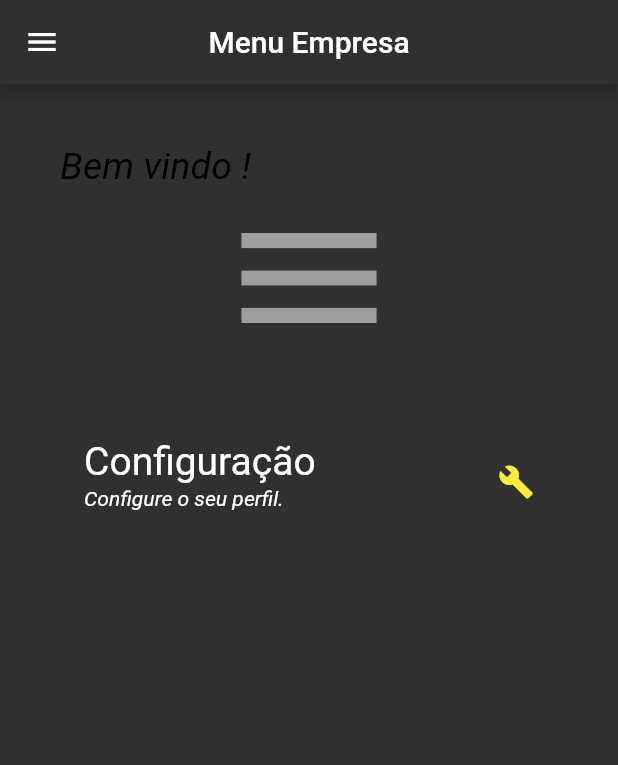
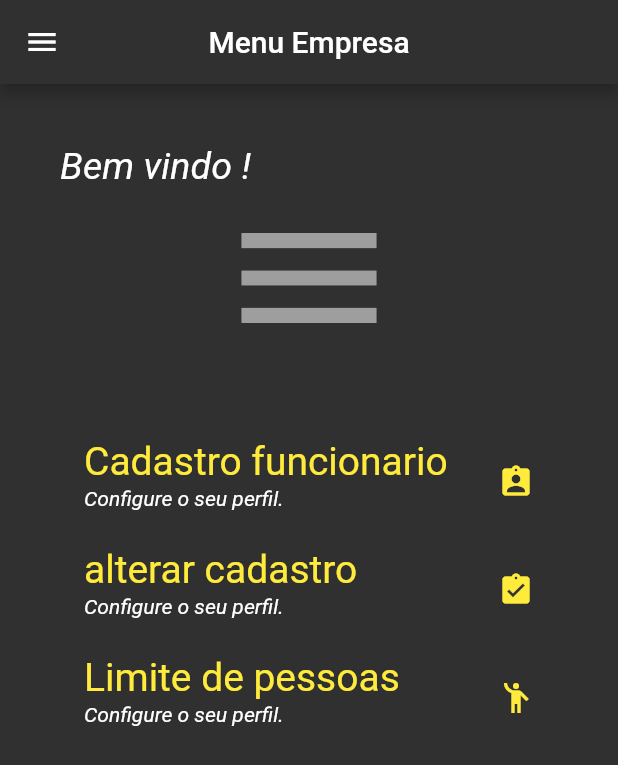
Before and after one commit to ElioPaulino/ELController, a Flutter app: the HomeEmpresaTela screen opened directly with empty values, on a phone screen of 412 x 824 dp. Shown: the top 765 px of the screen. Run offline on Flutter 3.47's test engine with Material 2 defaults, Android fonts, the phone set to English and light mode, and no system bars.

Commit message:
Lucas alterações menu empresa

```diff
--- a/lib/view/homeempresatela.dart
+++ b/lib/view/homeempresatela.dart
@@ -1,5 +1,6 @@
 import 'package:appeliolucas/model/usuario.dart';
 import 'package:flutter/material.dart';
+import 'package:flutter/services.dart';
 
 class HomeEmpresaTela extends StatefulWidget {
   @override
@@ -7,6 +8,7 @@ class HomeEmpresaTela extends StatefulWidget {
 }
 
 class _HomeEmpresaTelaState extends State<HomeEmpresaTela> {
+  var txtNumber = TextEditingController();
   @override
   Widget build(BuildContext context) {
     Usuario user = ModalRoute.of(context).settings.arguments;
@@ -67,15 +69,15 @@ class _HomeEmpresaTelaState extends State<HomeEmpresaTela> {
               'Bem vindo ${user.login}!',
               style: TextStyle(
                   fontSize: 25,
-                  color: Colors.black,
+                  color: Colors.white,
                   fontStyle: FontStyle.italic),
             ),
             Icon(Icons.menu, size: 120, color: Colors.grey),
             SizedBox(height: 40),
             ListTile(
-              trailing: Icon(Icons.build, color: Colors.yellow),
-              title: Text('Configuração',
-                  style: TextStyle(fontSize: 26, color: Colors.white)),
+              trailing: Icon(Icons.assignment_ind, color: Colors.yellow),
+              title: Text('Cadastro funcionario',
+                  style: TextStyle(fontSize: 26, color: Colors.yellow)),
               subtitle: Text('Configure o seu perfil. ',
                   style: TextStyle(
                       fontSize: 14,
@@ -87,6 +89,88 @@ class _HomeEmpresaTelaState extends State<HomeEmpresaTela> {
               },
               hoverColor: Colors.yellow,
             ),
+            ListTile(
+              trailing: Icon(Icons.assignment_turned_in, color: Colors.yellow),
+              title: Text('alterar cadastro',
+                  style: TextStyle(fontSize: 26, color: Colors.yellow)),
+              subtitle: Text('Configure o seu perfil. ',
+                  style: TextStyle(
+                      fontSize: 14,
+                      color: Colors.white,
+                      fontStyle: FontStyle.italic)),
+              onTap: () {
+                print('item pressionado');
+                Navigator.pushNamed(context, '/list1');
+              },
+              hoverColor: Colors.yellow,
+            ),
+            ListTile(
+              trailing: Icon(Icons.emoji_people_sharp, color: Colors.yellow),
+              title: Text('Limite de pessoas',
+                  style: TextStyle(fontSize: 26, color: Colors.yellow)),
+              subtitle: Text('Configure o seu perfil. ',
+                  style: TextStyle(
+                      fontSize: 14,
+                      color: Colors.white,
+                      fontStyle: FontStyle.italic)),
+              onTap: () async {
+                await showDialog(
+                    context: context,
+                    builder: (context) {
+                      return AlertDialog(
+                        title: Text('Atualizar o limite de pessoas',
+                            style: TextStyle(fontSize: 12)),
+                        content: TextField(
+                          keyboardType: TextInputType.number,
+                          inputFormatters: <TextInputFormatter>[
+                            WhitelistingTextInputFormatter.digitsOnly
+                          ],
+                          controller: txtNumber,
+                          style: TextStyle(fontSize: 18),
+                          decoration: InputDecoration(
+                              hintText: 'Informe o limite de pessoas'),
+                        ),
+                        actions: [
+                          SizedBox(
+                            width: 120.0,
+                            child: RaisedButton(
+                              onPressed: () {
+                                txtNumber.clear();
+                                ScaffoldMessenger.of(context)
+                                    .showSnackBar(SnackBar(
+                                  content:
+                                      Text('Limite de pessoas atualizadas.'),
+                                  duration: Duration(seconds: 2),
+                                  backgroundColor: Colors.yellow,
+                                ));
+                                Navigator.pop(context);
+                              },
+                              child: Text(
+                                "salvar",
+                                style: TextStyle(color: Colors.white),
+                              ),
+                              color: Colors.yellow,
+                            ),
+                          ),
+                          SizedBox(
+                            width: 120.0,
+                            child: RaisedButton(
+                              onPressed: () {
+                                Navigator.pop(context);
+                              },
+                              child: Text(
+                                "Cancelar",
+                                style: TextStyle(color: Colors.white),
+                              ),
+                              color: Colors.yellow,
+                            ),
+                          ),
+                        ],
+                      );
+                    });
+              },
+              hoverColor: Colors.yellow,
+            ),
           ],
         ),
       ),
```
Also changed, not shown: lib/main.dart (+10 -10 lines).
